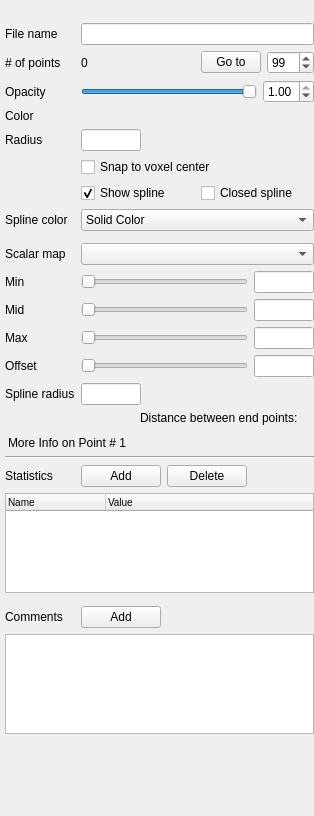
The window that freeview/PanelPointSet.ui (freesurfer/freesurfer) describes before a commit, drawn with Qt 5.
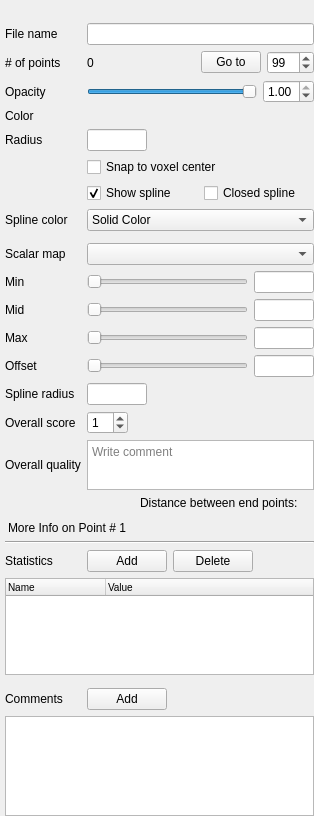
The same window after the commit. Custom widgets are drawn as their Qt base class.

Commit message: Added overall score and quality data items for control points

Diff of the .ui file:
```diff
--- a/freeview/PanelPointSet.ui
+++ b/freeview/PanelPointSet.ui
@@ -23,9 +23,9 @@
    <property name="geometry">
     <rect>
      <x>0</x>
-     <y>0</y>
-     <width>314</width>
-     <height>816</height>
+     <y>-35</y>
+     <width>313</width>
+     <height>871</height>
     </rect>
    </property>
    <layout class="QVBoxLayout" name="verticalLayout">
@@ -68,17 +68,17 @@
      </layout>
     </item>
     <item>
-     <layout class="QGridLayout" name="gridLayout" columnstretch="0,1">
+     <layout class="QGridLayout" name="gridLayout" columnstretch="0,0">
       <property name="verticalSpacing">
        <number>6</number>
       </property>
-      <item row="3" column="1">
-       <layout class="QHBoxLayout" name="horizontalLayout_3">
+      <item row="19" column="0" colspan="2">
+       <layout class="QHBoxLayout" name="horizontalLayout_13">
+        <property name="rightMargin">
+         <number>3</number>
+        </property>
         <item>
-         <widget class="QtColorPicker" name="colorpickerPointColor" native="true"/>
-        </item>
-        <item>
-         <spacer name="horizontalSpacer_3">
+         <spacer name="horizontalSpacer_8">
           <property name="orientation">
            <enum>Qt::Horizontal</enum>
           </property>
@@ -90,45 +90,32 @@
           </property>
          </spacer>
         </item>
-       </layout>
-      </item>
-      <item row="4" column="1">
-       <layout class="QHBoxLayout" name="horizontalLayout">
         <item>
-         <widget class="QLineEdit" name="lineEditRadius">
-          <property name="maximumSize">
-           <size>
-            <width>60</width>
-            <height>16777215</height>
-           </size>
+         <widget class="QLabel" name="label">
+          <property name="text">
+           <string>Distance between end points:</string>
           </property>
          </widget>
         </item>
         <item>
-         <spacer name="horizontalSpacer_2">
-          <property name="orientation">
-           <enum>Qt::Horizontal</enum>
+         <widget class="QLabel" name="labelEndPointDistance">
+          <property name="text">
+           <string/>
           </property>
-          <property name="sizeHint" stdset="0">
-           <size>
-            <width>40</width>
-            <height>20</height>
-           </size>
+          <property name="textInteractionFlags">
+           <set>Qt::LinksAccessibleByMouse|Qt::TextSelectableByMouse</set>
           </property>
-         </spacer>
+         </widget>
         </item>
        </layout>
       </item>
-      <item row="12" column="0">
-       <widget class="QLabel" name="labelMin">
+      <item row="17" column="0">
+       <widget class="QLabel" name="labelSplineRadius_2">
         <property name="text">
-         <string>Min</string>
+         <string>Overall score</string>
         </property>
        </widget>
       </item>
-      <item row="0" column="1">
-       <widget class="QLineEdit" name="lineEditFileName"/>
-      </item>
       <item row="1" column="1">
        <layout class="QHBoxLayout" name="horizontalLayout_5">
         <item>
@@ -179,39 +166,78 @@
         </item>
        </layout>
       </item>
-      <item row="23" column="1">
-       <layout class="QHBoxLayout" name="horizontalLayout_8">
+      <item row="20" column="0" colspan="2">
+       <widget class="QLabel" name="labelMoreInfo">
+        <property name="styleSheet">
+         <string notr="true">padding-top: 5px;</string>
+        </property>
+        <property name="text">
+         <string>More Info on Point # 1</string>
+        </property>
+        <property name="alignment">
+         <set>Qt::AlignLeading|Qt::AlignLeft|Qt::AlignVCenter</set>
+        </property>
+       </widget>
+      </item>
+      <item row="5" column="1">
+       <widget class="QCheckBox" name="checkBoxSnapToCenter">
+        <property name="text">
+         <string>Snap to voxel center</string>
+        </property>
+       </widget>
+      </item>
+      <item row="9" column="0">
+       <widget class="QLabel" name="labelSplineColor">
+        <property name="text">
+         <string>Spline color</string>
+        </property>
+       </widget>
+      </item>
+      <item row="12" column="1">
+       <layout class="QHBoxLayout" name="horizontalLayout_9">
         <item>
-         <widget class="QPushButton" name="pushButtonCommentAdd">
-          <property name="text">
-           <string>Add</string>
+         <widget class="QSlider" name="sliderMin">
+          <property name="maximum">
+           <number>100</number>
           </property>
-         </widget>
-        </item>
-        <item>
-         <spacer name="horizontalSpacer_6">
           <property name="orientation">
            <enum>Qt::Horizontal</enum>
           </property>
-          <property name="sizeHint" stdset="0">
+         </widget>
+        </item>
+        <item>
+         <widget class="QLineEdit" name="lineEditMin">
+          <property name="sizePolicy">
+           <sizepolicy hsizetype="Fixed" vsizetype="Fixed">
+            <horstretch>0</horstretch>
+            <verstretch>0</verstretch>
+           </sizepolicy>
+          </property>
+          <property name="maximumSize">
            <size>
-            <width>40</width>
-            <height>20</height>
+            <width>60</width>
+            <height>16777215</height>
            </size>
           </property>
-         </spacer>
+         </widget>
         </item>
        </layout>
       </item>
-      <item row="23" column="0">
-       <widget class="QLabel" name="label_2">
-        <property name="text">
-         <string>Comments</string>
+      <item row="24" column="0">
+       <spacer name="verticalSpacer_2">
+        <property name="orientation">
+         <enum>Qt::Vertical</enum>
         </property>
-        <property name="alignment">
-         <set>Qt::AlignLeading|Qt::AlignLeft|Qt::AlignVCenter</set>
+        <property name="sizeType">
+         <enum>QSizePolicy::Fixed</enum>
         </property>
-       </widget>
+        <property name="sizeHint" stdset="0">
+         <size>
+          <width>20</width>
+          <height>7</height>
+         </size>
+        </property>
+       </spacer>
       </item>
       <item row="1" column="0">
        <widget class="QLabel" name="labelNumberOfPoints">
@@ -220,8 +246,155 @@
         </property>
        </widget>
       </item>
-      <item row="11" column="1">
-       <widget class="QComboBox" name="comboBoxScalarMap"/>
+      <item row="22" column="0">
+       <widget class="QLabel" name="label_5">
+        <property name="text">
+         <string>Statistics</string>
+        </property>
+        <property name="alignment">
+         <set>Qt::AlignLeading|Qt::AlignLeft|Qt::AlignVCenter</set>
+        </property>
+       </widget>
+      </item>
+      <item row="25" column="1">
+       <layout class="QHBoxLayout" name="horizontalLayout_8">
+        <item>
+         <widget class="QPushButton" name="pushButtonCommentAdd">
+          <property name="text">
+           <string>Add</string>
+          </property>
+         </widget>
+        </item>
+        <item>
+         <spacer name="horizontalSpacer_6">
+          <property name="orientation">
+           <enum>Qt::Horizontal</enum>
+          </property>
+          <property name="sizeHint" stdset="0">
+           <size>
+            <width>40</width>
+            <height>20</height>
+           </size>
+          </property>
+         </spacer>
+        </item>
+       </layout>
+      </item>
+      <item row="14" column="1">
+       <layout class="QHBoxLayout" name="horizontalLayout_11">
+        <item>
+         <widget class="QSlider" name="sliderMax">
+          <property name="maximum">
+           <number>100</number>
+          </property>
+          <property name="orientation">
+           <enum>Qt::Horizontal</enum>
+          </property>
+         </widget>
+        </item>
+        <item>
+         <widget class="QLineEdit" name="lineEditMax">
+          <property name="sizePolicy">
+           <sizepolicy hsizetype="Fixed" vsizetype="Fixed">
+            <horstretch>0</horstretch>
+            <verstretch>0</verstretch>
+           </sizepolicy>
+          </property>
+          <property name="maximumSize">
+           <size>
+            <width>60</width>
+            <height>16777215</height>
+           </size>
+          </property>
+         </widget>
+        </item>
+       </layout>
+      </item>
+      <item row="23" column="0" colspan="2">
+       <widget class="QTreeWidget" name="treeWidgetStats">
+        <property name="maximumSize">
+         <size>
+          <width>16777215</width>
+          <height>100</height>
+         </size>
+        </property>
+        <property name="styleSheet">
+         <string notr="true">QHeaderView {font-size:10px;}</string>
+        </property>
+        <property name="rootIsDecorated">
+         <bool>false</bool>
+        </property>
+        <property name="itemsExpandable">
+         <bool>false</bool>
+        </property>
+        <property name="expandsOnDoubleClick">
+         <bool>false</bool>
+        </property>
+        <column>
+         <property name="text">
+          <string>Name</string>
+         </property>
+        </column>
+        <column>
+         <property name="text">
+          <string>Value</string>
+         </property>
+        </column>
+       </widget>
+      </item>
+      <item row="12" column="0">
+       <widget class="QLabel" name="labelMin">
+        <property name="text">
+         <string>Min</string>
+        </property>
+       </widget>
+      </item>
+      <item row="3" column="1">
+       <layout class="QHBoxLayout" name="horizontalLayout_3">
+        <item>
+         <widget class="QtColorPicker" name="colorpickerPointColor" native="true"/>
+        </item>
+        <item>
+         <spacer name="horizontalSpacer_3">
+          <property name="orientation">
+           <enum>Qt::Horizontal</enum>
+          </property>
+          <property name="sizeHint" stdset="0">
+           <size>
+            <width>0</width>
+            <height>0</height>
+           </size>
+          </property>
+         </spacer>
+        </item>
+       </layout>
+      </item>
+      <item row="10" column="1">
+       <layout class="QHBoxLayout" name="horizontalLayout_4">
+        <item>
+         <widget class="QtColorPicker" name="colorpickerSplineColor" native="true"/>
+        </item>
+        <item>
+         <spacer name="horizontalSpacer_4">
+          <property name="orientation">
+           <enum>Qt::Horizontal</enum>
+          </property>
+          <property name="sizeHint" stdset="0">
+           <size>
+            <width>1</width>
+            <height>0</height>
+           </size>
+          </property>
+         </spacer>
+        </item>
+       </layout>
+      </item>
+      <item row="14" column="0">
+       <widget class="QLabel" name="labelMax">
+        <property name="text">
+         <string>Max</string>
+        </property>
+       </widget>
       </item>
       <item row="16" column="1">
        <layout class="QHBoxLayout" name="horizontalLayout_17">
@@ -250,20 +423,122 @@
         </item>
        </layout>
       </item>
-      <item row="3" column="0">
-       <widget class="QLabel" name="labelColor_2">
+      <item row="25" column="0">
+       <widget class="QLabel" name="label_2">
         <property name="text">
-         <string>Color</string>
+         <string>Comments</string>
         </property>
+        <property name="alignment">
+         <set>Qt::AlignLeading|Qt::AlignLeft|Qt::AlignVCenter</set>
+        </property>
        </widget>
       </item>
-      <item row="9" column="0">
-       <widget class="QLabel" name="labelSplineColor">
-        <property name="text">
-         <string>Spline color</string>
+      <item row="0" column="1">
+       <widget class="QLineEdit" name="lineEditFileName"/>
+      </item>
+      <item row="11" column="1">
+       <widget class="QComboBox" name="comboBoxScalarMap"/>
+      </item>
+      <item row="4" column="1">
+       <layout class="QHBoxLayout" name="horizontalLayout">
+        <item>
+         <widget class="QLineEdit" name="lineEditRadius">
+          <property name="maximumSize">
+           <size>
+            <width>60</width>
+            <height>16777215</height>
+           </size>
+          </property>
+         </widget>
+        </item>
+        <item>
+         <spacer name="horizontalSpacer_2">
+          <property name="orientation">
+           <enum>Qt::Horizontal</enum>
+          </property>
+          <property name="sizeHint" stdset="0">
+           <size>
+            <width>40</width>
+            <height>20</height>
+           </size>
+          </property>
+         </spacer>
+        </item>
+       </layout>
+      </item>
+      <item row="21" column="0" colspan="2">
+       <widget class="QFrame" name="frame">
+        <property name="styleSheet">
+         <string notr="true"/>
         </property>
+        <property name="frameShape">
+         <enum>QFrame::HLine</enum>
+        </property>
+        <property name="frameShadow">
+         <enum>QFrame::Sunken</enum>
+        </property>
        </widget>
       </item>
+      <item row="17" column="1">
+       <layout class="QHBoxLayout" name="horizontalLayout_18">
+        <item>
+         <widget class="QSpinBox" name="spinBoxOverallScore">
+          <property name="wrapping">
+           <bool>true</bool>
+          </property>
+          <property name="minimum">
+           <number>1</number>
+          </property>
+          <property name="maximum">
+           <number>10</number>
+          </property>
+         </widget>
+        </item>
+        <item>
+         <spacer name="horizontalSpacer_9">
+          <property name="orientation">
+           <enum>Qt::Horizontal</enum>
+          </property>
+          <property name="sizeHint" stdset="0">
+           <size>
+            <width>40</width>
+            <height>20</height>
+           </size>
+          </property>
+         </spacer>
+        </item>
+       </layout>
+      </item>
+      <item row="13" column="1">
+       <layout class="QHBoxLayout" name="horizontalLayout_7">
+        <item>
+         <widget class="QSlider" name="sliderMid">
+          <property name="maximum">
+           <number>100</number>
+          </property>
+          <property name="orientation">
+           <enum>Qt::Horizontal</enum>
+          </property>
+         </widget>
+        </item>
+        <item>
+         <widget class="QLineEdit" name="lineEditMid">
+          <property name="sizePolicy">
+           <sizepolicy hsizetype="Fixed" vsizetype="Fixed">
+            <horstretch>0</horstretch>
+            <verstretch>0</verstretch>
+           </sizepolicy>
+          </property>
+          <property name="maximumSize">
+           <size>
+            <width>60</width>
+            <height>16777215</height>
+           </size>
+          </property>
+         </widget>
+        </item>
+       </layout>
+      </item>
       <item row="2" column="1">
        <layout class="QHBoxLayout" name="horizontalLayout_2">
         <item>
@@ -294,73 +569,103 @@
         </item>
        </layout>
       </item>
-      <item row="9" column="1">
-       <widget class="QComboBox" name="comboBoxSplineColor">
+      <item row="22" column="1">
+       <layout class="QHBoxLayout" name="horizontalLayout_10">
         <item>
-         <property name="text">
-          <string>Solid Color</string>
-         </property>
+         <widget class="QPushButton" name="pushButtonStatAdd">
+          <property name="text">
+           <string>Add</string>
+          </property>
+         </widget>
         </item>
         <item>
-         <property name="text">
-          <string>Heatscale</string>
-         </property>
+         <widget class="QPushButton" name="pushButtonStatDelete">
+          <property name="text">
+           <string>Delete</string>
+          </property>
+         </widget>
         </item>
-       </widget>
+        <item>
+         <spacer name="horizontalSpacer_7">
+          <property name="orientation">
+           <enum>Qt::Horizontal</enum>
+          </property>
+          <property name="sizeHint" stdset="0">
+           <size>
+            <width>40</width>
+            <height>20</height>
+           </size>
+          </property>
+         </spacer>
+        </item>
+       </layout>
       </item>
-      <item row="18" column="0" colspan="2">
-       <widget class="QLabel" name="labelMoreInfo">
-        <property name="styleSheet">
-         <string notr="true">padding-top: 5px;</string>
+      <item row="2" column="0">
+       <widget class="QLabel" name="labelOpacity">
+        <property name="text">
+         <string>Opacity</string>
         </property>
+       </widget>
+      </item>
+      <item row="11" column="0">
+       <widget class="QLabel" name="labelScalarMap">
         <property name="text">
-         <string>More Info on Point # 1</string>
+         <string>Scalar map</string>
         </property>
-        <property name="alignment">
-         <set>Qt::AlignLeading|Qt::AlignLeft|Qt::AlignVCenter</set>
-        </property>
        </widget>
       </item>
-      <item row="21" column="0" colspan="2">
-       <widget class="QTreeWidget" name="treeWidgetStats">
-        <property name="maximumSize">
-         <size>
-          <width>16777215</width>
-          <height>100</height>
-         </size>
+      <item row="6" column="1">
+       <layout class="QHBoxLayout" name="horizontalLayout_6">
+        <property name="topMargin">
+         <number>0</number>
         </property>
-        <property name="styleSheet">
-         <string notr="true">QHeaderView {font-size:10px;}</string>
+        <item>
+         <widget class="QCheckBox" name="checkBoxShowSpline">
+          <property name="text">
+           <string>Show spline</string>
+          </property>
+          <property name="checked">
+           <bool>true</bool>
+          </property>
+         </widget>
+        </item>
+        <item>
+         <widget class="QCheckBox" name="checkBoxClosedSpline">
+          <property name="text">
+           <string>Closed spline</string>
+          </property>
+          <property name="checkable">
+           <bool>true</bool>
+          </property>
+          <property name="checked">
+           <bool>false</bool>
+          </property>
+         </widget>
+        </item>
+       </layout>
+      </item>
+      <item row="4" column="0">
+       <widget class="QLabel" name="labelRadius">
+        <property name="text">
+         <string>Radius</string>
         </property>
-        <property name="rootIsDecorated">
-         <bool>false</bool>
+       </widget>
+      </item>
+      <item row="0" column="0">
+       <widget class="QLabel" name="labelFileName">
+        <property name="text">
+         <string>File name</string>
         </property>
-        <property name="itemsExpandable">
-         <bool>false</bool>
-        </property>
-        <property name="expandsOnDoubleClick">
-         <bool>false</bool>
-        </property>
-        <column>
-         <property name="text">
-          <string>Name</string>
-         </property>
-        </column>
-        <column>
-         <property name="text">
-          <string>Value</string>
-         </property>
-        </column>
        </widget>
       </item>
-      <item row="16" column="0">
-       <widget class="QLabel" name="labelSplineRadius">
+      <item row="15" column="0">
+       <widget class="QLabel" name="labelOffset">
         <property name="text">
-         <string>Spline radius</string>
+         <string>Offset</string>
         </property>
        </widget>
       </item>
-      <item row="24" column="0" colspan="2">
+      <item row="26" column="0" colspan="2">
        <widget class="QScrollArea" name="scrollAreaComments">
         <property name="minimumSize">
          <size>
@@ -376,7 +681,7 @@
           <rect>
            <x>0</x>
            <y>0</y>
-           <width>305</width>
+           <width>304</width>
            <height>98</height>
           </rect>
          </property>
@@ -403,128 +708,6 @@
         </widget>
        </widget>
       </item>
-      <item row="2" column="0">
-       <widget class="QLabel" name="labelOpacity">
-        <property name="text">
-         <string>Opacity</string>
-        </property>
-       </widget>
-      </item>
-      <item row="13" column="1">
-       <layout class="QHBoxLayout" name="horizontalLayout_7">
-        <item>
-         <widget class="QSlider" name="sliderMid">
-          <property name="maximum">
-           <number>100</number>
-          </property>
-          <property name="orientation">
-           <enum>Qt::Horizontal</enum>
-          </property>
-         </widget>
-        </item>
-        <item>
-         <widget class="QLineEdit" name="lineEditMid">
-          <property name="sizePolicy">
-           <sizepolicy hsizetype="Fixed" vsizetype="Fixed">
-            <horstretch>0</horstretch>
-            <verstretch>0</verstretch>
-           </sizepolicy>
-          </property>
-          <property name="maximumSize">
-           <size>
-            <width>60</width>
-            <height>16777215</height>
-           </size>
-          </property>
-         </widget>
-        </item>
-       </layout>
-      </item>
-      <item row="0" column="0">
-       <widget class="QLabel" name="labelFileName">
-        <property name="text">
-         <string>File name</string>
-        </property>
-       </widget>
-      </item>
-      <item row="20" column="1">
-       <layout class="QHBoxLayout" name="horizontalLayout_10">
-        <item>
-         <widget class="QPushButton" name="pushButtonStatAdd">
-          <property name="text">
-           <string>Add</string>
-          </property>
-         </widget>
-        </item>
-        <item>
-         <widget class="QPushButton" name="pushButtonStatDelete">
-          <property name="text">
-           <string>Delete</string>
-          </property>
-         </widget>
-        </item>
-        <item>
-         <spacer name="horizontalSpacer_7">
-          <property name="orientation">
-           <enum>Qt::Horizontal</enum>
-          </property>
-          <property name="sizeHint" stdset="0">
-           <size>
-            <width>40</width>
-            <height>20</height>
-           </size>
-          </property>
-         </spacer>
-        </item>
-       </layout>
-      </item>
-      <item row="14" column="1">
-       <layout class="QHBoxLayout" name="horizontalLayout_11">
-        <item>
-         <widget class="QSlider" name="sliderMax">
-          <property name="maximum">
-           <number>100</number>
-          </property>
-          <property name="orientation">
-           <enum>Qt::Horizontal</enum>
-          </property>
-         </widget>
-        </item>
-        <item>
-         <widget class="QLineEdit" name="lineEditMax">
-          <property name="sizePolicy">
-           <sizepolicy hsizetype="Fixed" vsizetype="Fixed">
-            <horstretch>0</horstretch>
-            <verstretch>0</verstretch>
-           </sizepolicy>
-          </property>
-          <property name="maximumSize">
-           <size>
-            <width>60</width>
-            <height>16777215</height>
-           </size>
-          </property>
-         </widget>
-        </item>
-       </layout>
-      </item>
-      <item row="20" column="0">
-       <widget class="QLabel" name="label_5">
-        <property name="text">
-         <string>Statistics</string>
-        </property>
-        <property name="alignment">
-         <set>Qt::AlignLeading|Qt::AlignLeft|Qt::AlignVCenter</set>
-        </property>
-       </widget>
-      </item>
-      <item row="11" column="0">
-       <widget class="QLabel" name="labelScalarMap">
-        <property name="text">
-         <string>Scalar map</string>
-        </property>
-       </widget>
-      </item>
       <item row="15" column="1">
        <layout class="QHBoxLayout" name="horizontalLayout_14">
         <item>
@@ -555,50 +738,6 @@
         </item>
        </layout>
       </item>
-      <item row="17" column="0" colspan="2">
-       <layout class="QHBoxLayout" name="horizontalLayout_13">
-        <property name="rightMargin">
-         <number>3</number>
-        </property>
-        <item>
-         <spacer name="horizontalSpacer_8">
-          <property name="orientation">
-           <enum>Qt::Horizontal</enum>
-          </property>
-          <property name="sizeHint" stdset="0">
-           <size>
-            <width>0</width>
-            <height>0</height>
-           </size>
-          </property>
-         </spacer>
-        </item>
-        <item>
-         <widget class="QLabel" name="label">
-          <property name="text">
-           <string>Distance between end points:</string>
-          </property>
-         </widget>
-        </item>
-        <item>
-         <widget class="QLabel" name="labelEndPointDistance">
-          <property name="text">
-           <string/>
-          </property>
-          <property name="textInteractionFlags">
-           <set>Qt::LinksAccessibleByMouse|Qt::TextSelectableByMouse</set>
-          </property>
-         </widget>
-        </item>
-       </layout>
-      </item>
-      <item row="14" column="0">
-       <widget class="QLabel" name="labelMax">
-        <property name="text">
-         <string>Max</string>
-        </property>
-       </widget>
-      </item>
       <item row="13" column="0">
        <widget class="QLabel" name="labelMid">
         <property name="text">
@@ -606,113 +745,54 @@
         </property>
        </widget>
       </item>
-      <item row="4" column="0">
-       <widget class="QLabel" name="labelRadius">
+      <item row="16" column="0">
+       <widget class="QLabel" name="labelSplineRadius">
         <property name="text">
-         <string>Radius</string>
+         <string>Spline radius</string>
         </property>
        </widget>
       </item>
-      <item row="6" column="1">
-       <layout class="QHBoxLayout" name="horizontalLayout_6">
-        <property name="topMargin">
-         <number>0</number>
-        </property>
+      <item row="9" column="1">
+       <widget class="QComboBox" name="comboBoxSplineColor">
         <item>
-         <widget class="QCheckBox" name="checkBoxShowSpline">
-          <property name="text">
-           <string>Show spline</string>
-          </property>
-          <property name="checked">
-           <bool>true</bool>
-          </property>
-         </widget>
+         <property name="text">
+          <string>Solid Color</string>
+         </property>
         </item>
         <item>
-         <widget class="QCheckBox" name="checkBoxClosedSpline">
-          <property name="text">
-           <string>Closed spline</string>
-          </property>
-          <property name="checkable">
-           <bool>true</bool>
-          </property>
-          <property name="checked">
-           <bool>false</bool>
-          </property>
-         </widget>
+         <property name="text">
+          <string>Heatscale</string>
+         </property>
         </item>
-       </layout>
+       </widget>
       </item>
-      <item row="5" column="1">
-       <widget class="QCheckBox" name="checkBoxSnapToCenter">
+      <item row="3" column="0">
+       <widget class="QLabel" name="labelColor_2">
         <property name="text">
-         <string>Snap to voxel center</string>
+         <string>Color</string>
         </property>
        </widget>
       </item>
-      <item row="12" column="1">
-       <layout class="QHBoxLayout" name="horizontalLayout_9">
-        <item>
-         <widget class="QSlider" name="sliderMin">
-          <property name="maximum">
-           <number>100</number>
-          </property>
-          <property name="orientation">
-           <enum>Qt::Horizontal</enum>
-          </property>
-         </widget>
-        </item>
-        <item>
-         <widget class="QLineEdit" name="lineEditMin">
-          <property name="sizePolicy">
-           <sizepolicy hsizetype="Fixed" vsizetype="Fixed">
-            <horstretch>0</horstretch>
-            <verstretch>0</verstretch>
-           </sizepolicy>
-          </property>
-          <property name="maximumSize">
-           <size>
-            <width>60</width>
-            <height>16777215</height>
-           </size>
-          </property>
-         </widget>
-        </item>
-       </layout>
-      </item>
-      <item row="15" column="0">
-       <widget class="QLabel" name="labelOffset">
+      <item row="18" column="0">
+       <widget class="QLabel" name="labelSplineRadius_3">
         <property name="text">
-         <string>Offset</string>
+         <string>Overall quality</string>
         </property>
+        <property name="alignment">
+         <set>Qt::AlignLeading|Qt::AlignLeft|Qt::AlignVCenter</set>
+        </property>
        </widget>
       </item>
-      <item row="22" column="0">
-       <spacer name="verticalSpacer_2">
-        <property name="orientation">
-         <enum>Qt::Vertical</enum>
-        </property>
-        <property name="sizeType">
-         <enum>QSizePolicy::Fixed</enum>
-        </property>
-        <property name="sizeHint" stdset="0">
+      <item row="18" column="1">
+       <widget class="QPlainTextEdit" name="textEditOverallQuality">
+        <property name="maximumSize">
          <size>
-          <width>20</width>
-          <height>7</height>
+          <width>16777215</width>
+          <height>50</height>
          </size>
         </property>
-       </spacer>
-      </item>
-      <item row="19" column="0" colspan="2">
-       <widget class="QFrame" name="frame">
-        <property name="styleSheet">
-         <string notr="true"/>
-        </property>
-        <property name="frameShape">
-         <enum>QFrame::HLine</enum>
-        </property>
-        <property name="frameShadow">
-         <enum>QFrame::Sunken</enum>
+        <property name="placeholderText">
+         <string>Write comment</string>
         </property>
        </widget>
       </item>
```
Left out of the diff: 20 changed lines with no effect on the pictures. The commit also changes 5 other files.
